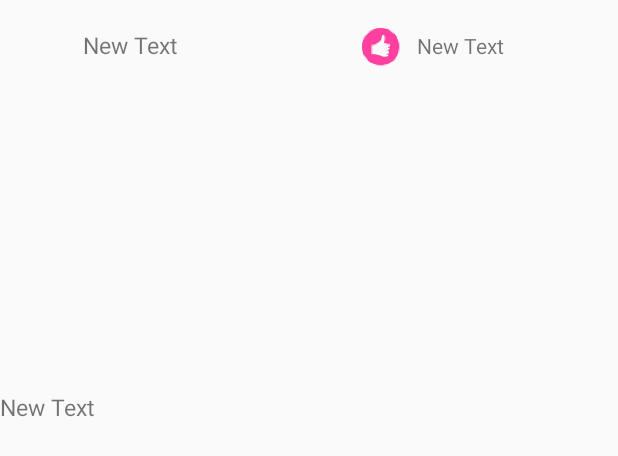
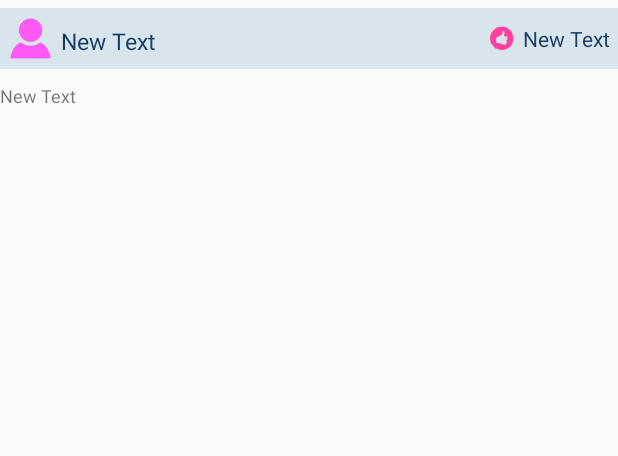
Before and after one commit to ali-naqvi/InstagramPhotoViewer, an Android app: the layout item_media_record.xml on its own in the app's theme, with its tools: preview values and no code run, on a phone screen of 412 x 824 dp. Shown: the top 456 px of the screen. Run offline under Robolectric (Android 15) with nearby library versions, the phone set to English and light mode, and no system bars.

Commit message:
UI changes

```diff
--- a/app/src/main/java/com/example/alinaqvi/instagramphotoviewer/MediaAdapter.java
+++ b/app/src/main/java/com/example/alinaqvi/instagramphotoviewer/MediaAdapter.java
@@ -37,11 +37,14 @@ public class MediaAdapter extends ArrayAdapter<MediaRecord> {
         TextView tvUsername = (TextView) convertView.findViewById(R.id.tvUsername);
         TextView tvLikes = (TextView) convertView.findViewById(R.id.tvLikes);
         ImageView ivUrl = (ImageView) convertView.findViewById(R.id.ivUrl);
+        ivUrl.getLayoutParams().height=ivUrl.getLayoutParams().width;
         ImageView ivUser = (ImageView) convertView.findViewById(R.id.ivUser);
 
         Picasso.with(convertView.getContext()).load(mediaRecord.getUrl()).into(ivUrl);
-        Picasso.with(convertView.getContext()).load(mediaRecord.getUserImageUrl()).transform(new CircleTransform()).into(ivUser);
-        tvCaption.setText(mediaRecord.getCaption().length() > 150 ? mediaRecord.getCaption().substring(0, 150) + "..." : mediaRecord.getCaption());
+        if(mediaRecord.getUserImageUrl() != null && !mediaRecord.getUserImageUrl().isEmpty()) {
+            Picasso.with(convertView.getContext()).load(mediaRecord.getUserImageUrl()).transform(new CircleTransform()).into(ivUser);
+        }
+        tvCaption.setText(mediaRecord.getCaption().length() > 300 ? mediaRecord.getCaption().substring(0, 300) + "..." : mediaRecord.getCaption());
         tvUsername.setText(mediaRecord.getUsername());
         tvLikes.setText("" + mediaRecord.getLikeCount());
         return convertView;
--- a/app/src/main/java/com/example/alinaqvi/instagramphotoviewer/PhotoViewerActivity.java
+++ b/app/src/main/java/com/example/alinaqvi/instagramphotoviewer/PhotoViewerActivity.java
@@ -33,9 +33,6 @@ public class PhotoViewerActivity extends ActionBarActivity {
         swipeContainer.setOnRefreshListener(new SwipeRefreshLayout.OnRefreshListener() {
             @Override
             public void onRefresh() {
-                // Your code to refresh the list here.
-                // Make sure you call swipeContainer.setRefreshing(false)
-                // once the network request has completed successfully.
                 fetchTimelineAsync(0);
             }
         });
--- a/app/src/main/res/layout/item_media_record.xml
+++ b/app/src/main/res/layout/item_media_record.xml
@@ -1,71 +1,86 @@
 <?xml version="1.0" encoding="utf-8"?>
-<LinearLayout xmlns:android="http://schemas.android.com/apk/res/android"
+<RelativeLayout xmlns:android="http://schemas.android.com/apk/res/android"
     android:layout_width="match_parent"
-    android:orientation="vertical"
     android:layout_height="match_parent"
-    android:weightSum="1">
+    android:weightSum="1"
+    android:paddingTop="5dp">
+
+    <ImageView
+        android:layout_width="fill_parent"
+        android:layout_height="50dp"
+        android:id="@+id/ivUrl"
+        android:layout_alignParentTop="true"
+        android:layout_gravity="center_horizontal"
+        android:scaleType="fitXY" />
 
     <RelativeLayout
         android:layout_width="fill_parent"
         android:layout_height="wrap_content"
         android:paddingBottom="5dp"
-        android:paddingTop="5dp">
+        android:layout_alignParentTop="true"
+        android:paddingTop="5dp"
+        android:id="@+id/rlHeader"
+        android:background="#99c1d7e3"
+        android:paddingLeft="5dp">
 
         <ImageView
-            android:layout_width="50dp"
-            android:layout_height="50dp"
+            android:layout_width="30dp"
+            android:layout_height="30dp"
             android:id="@+id/ivUser"
             android:layout_alignParentTop="true"
             android:layout_alignParentLeft="true"
             android:layout_alignParentStart="true"
-            android:scaleType="fitXY" />
+            android:scaleType="fitXY"
+            android:src="@drawable/ic_user" />
 
         <TextView
-            android:layout_width="180dp"
-            android:layout_height="50dp"
+            android:layout_width="wrap_content"
+            android:layout_height="wrap_content"
             android:text="New Text"
             android:id="@+id/tvUsername"
             android:textSize="15sp"
-            android:layout_alignParentTop="true"
+            android:layout_alignParentBottom="false"
             android:layout_toRightOf="@+id/ivUser"
             android:paddingLeft="5dp"
-            android:gravity="left|fill_vertical" />
+            android:gravity="fill_horizontal|left|fill_vertical"
+            android:layout_alignParentTop="true"
+            android:paddingTop="6dp"
+            android:textColor="#ff1a3d62" />
 
         <ImageView
             android:layout_width="wrap_content"
             android:layout_height="wrap_content"
             android:id="@+id/ivLike"
             android:src="@drawable/ic_like"
-            android:layout_toRightOf="@+id/tvUsername"
-            android:layout_toEndOf="@+id/tvUsername"
-            android:layout_alignBottom="@+id/ivUser" />
+            android:layout_toLeftOf="@+id/tvLikes"
+            android:layout_alignParentTop="true"
+            android:layout_alignBottom="@+id/ivUser"
+            android:paddingRight="-10dp" />
 
         <TextView
-            android:layout_width="match_parent"
-            android:layout_height="50dp"
+            android:layout_width="wrap_content"
+            android:layout_height="wrap_content"
             android:text="New Text"
             android:id="@+id/tvLikes"
             android:layout_alignParentTop="true"
-            android:layout_toRightOf="@+id/ivLike"
-            android:layout_toEndOf="@+id/ivLike"
-            android:gravity="left|fill_vertical" />
+            android:layout_alignParentRight="true"
+            android:layout_alignBottom="@+id/ivLike"
+            android:gravity="left|fill_vertical"
+            android:paddingRight="5dp"
+            android:textColor="#ff1a3d62" />
     </RelativeLayout>
-
-    <ImageView
-        android:layout_width="fill_parent"
-        android:layout_height="200dp"
-        android:id="@+id/ivUrl"
-        android:layout_gravity="center_horizontal"
-        android:scaleType="fitXY" />
 
     <TextView
         android:layout_width="match_parent"
         android:layout_height="wrap_content"
         android:text="New Text"
         android:id="@+id/tvCaption"
-        android:textSize="15sp"
+        android:textSize="12sp"
         android:textIsSelectable="false"
         android:layout_weight="0.08"
-        android:paddingBottom="10dp" />
+        android:paddingBottom="10dp"
+        android:layout_below="@+id/ivUrl"
+        android:layout_alignParentLeft="true"
+        android:layout_alignParentStart="true" />
 
-</LinearLayout>
+</RelativeLayout>
```
Also changed, not shown: app/src/main/ic_user-web.png (added), app/src/main/res/drawable-hdpi/ic_user.png (added), app/src/main/res/drawable-mdpi/ic_user.png (added), app/src/main/res/drawable-xhdpi/ic_user.png (added), app/src/main/res/drawable-xxhdpi/ic_user.png (added).
